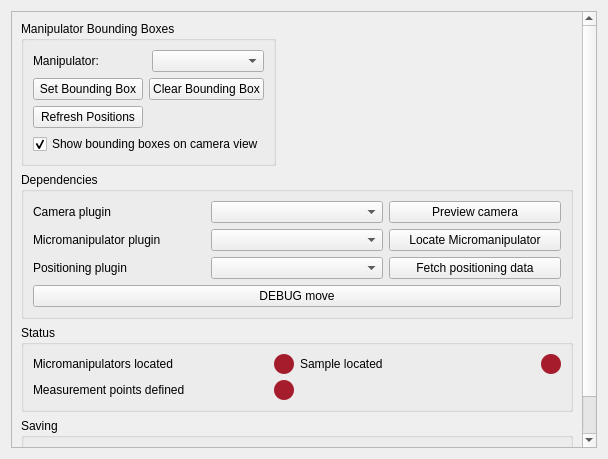
The window that plugins/affineMove/affinemove_Settings.ui (pyIVLS/pyIVLS) describes before a commit, drawn with Qt 5.
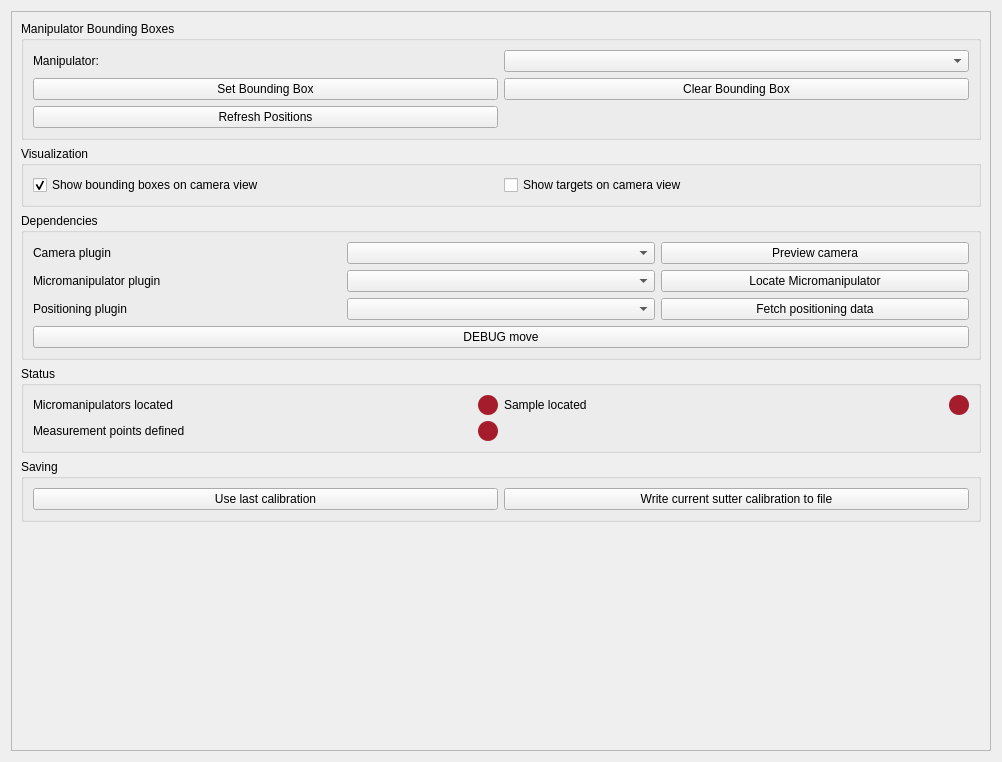
The same window after the commit.

Commit message: Visualization checkboxes for Affinemove

```diff
--- a/plugins/affineMove/affinemove_Settings.ui
+++ b/plugins/affineMove/affinemove_Settings.ui
@@ -6,8 +6,8 @@
    <rect>
     <x>0</x>
     <y>0</y>
-    <width>608</width>
-    <height>459</height>
+    <width>1002</width>
+    <height>762</height>
    </rect>
   </property>
   <property name="sizePolicy">
@@ -29,14 +29,17 @@
       <property name="geometry">
        <rect>
         <x>0</x>
-        <y>-2</y>
-        <width>574</width>
-        <height>804</height>
+        <y>0</y>
+        <width>982</width>
+        <height>742</height>
        </rect>
       </property>
       <layout class="QGridLayout" name="gridLayout_3">
        <item row="8" column="0">
         <spacer name="verticalSpacer">
+         <property name="orientation">
+          <enum>Qt::Orientation::Vertical</enum>
+         </property>
          <property name="sizeHint" stdset="0">
           <size>
            <width>20</width>
@@ -234,7 +237,7 @@
          </layout>
         </widget>
        </item>
-       <item row="0" column="0">
+       <item row="0" column="0" colspan="3">
         <widget class="QGroupBox" name="boundingBoxGroupBox">
          <property name="title">
           <string>Manipulator Bounding Boxes</string>
@@ -292,7 +295,16 @@
             </item>
            </layout>
           </item>
-          <item>
+         </layout>
+        </widget>
+       </item>
+       <item row="1" column="0" colspan="3">
+        <widget class="QGroupBox" name="groupBox_4">
+         <property name="title">
+          <string>Visualization</string>
+         </property>
+         <layout class="QGridLayout" name="gridLayout_7">
+          <item row="0" column="0">
            <widget class="QCheckBox" name="showBoundingBoxesCheckBox">
             <property name="text">
              <string>Show bounding boxes on camera view</string>
@@ -302,6 +314,13 @@
             </property>
            </widget>
           </item>
+          <item row="0" column="1">
+           <widget class="QCheckBox" name="showTargetsCheckBox">
+            <property name="text">
+             <string>Show targets on camera view</string>
+            </property>
+           </widget>
+          </item>
          </layout>
         </widget>
        </item>
```
The commit also changes 1 other file.
